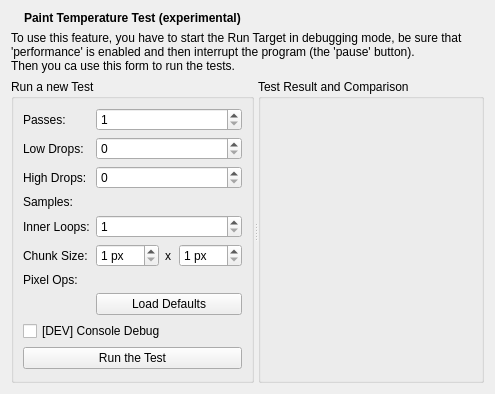
The window that src/plugins/performance/ptview.ui (enricoros/k-qt-creator-inspector) describes before a commit, drawn with Qt 5.
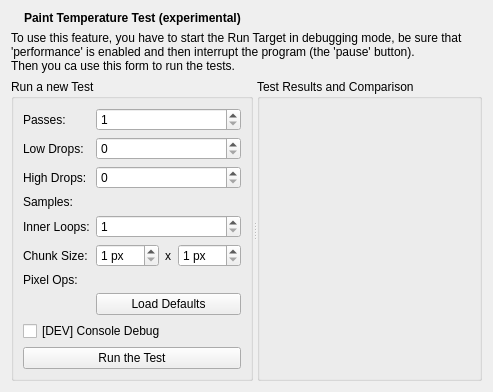
The same window after the commit. Icons and pictures are not drawn.

Commit message: Performance: fake taskbar items. Just to test the concept.

```diff
--- a/src/plugins/performance/ptview.ui
+++ b/src/plugins/performance/ptview.ui
@@ -7,8 +7,8 @@
    <rect>
     <x>0</x>
     <y>0</y>
-    <width>495</width>
-    <height>394</height>
+    <width>493</width>
+    <height>392</height>
    </rect>
   </property>
   <property name="windowTitle">
@@ -248,7 +248,7 @@
      </widget>
      <widget class="QGroupBox" name="resultsGroup">
       <property name="title">
-       <string>Test Result and Comparison</string>
+       <string>Test Results and Comparison</string>
       </property>
       <layout class="QGridLayout" name="gridLayout">
        <item row="0" column="0">
```
Lines whose indentation alone changed are shown as unchanged. The commit also changes 4 other files.
